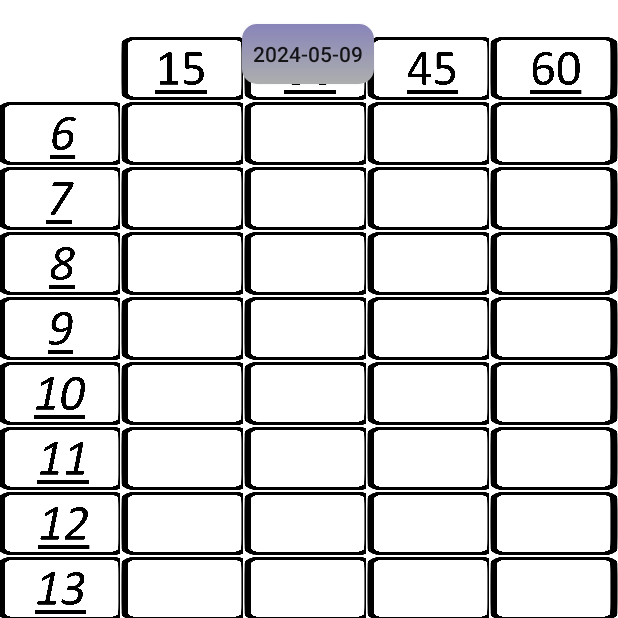
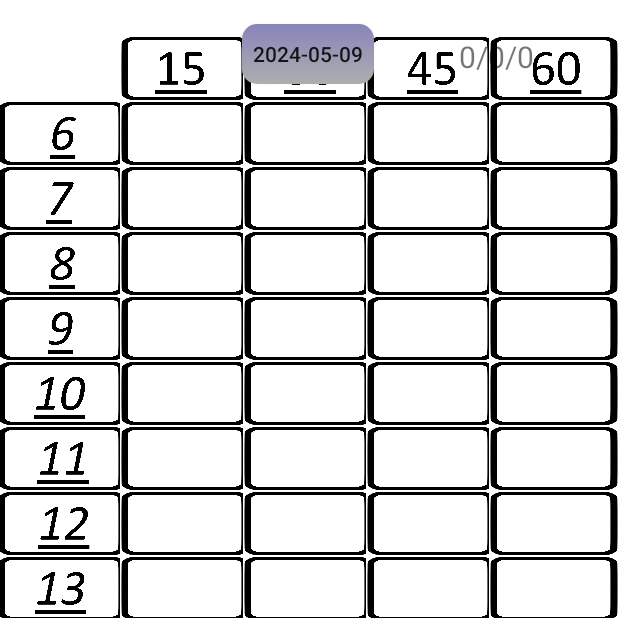
Before and after one commit to hnne2/TimeBloks, an Android app: the screen it shows after launch (MainActivity), on a phone screen of 412 x 824 dp, the top half of it. Run offline under Robolectric (Android 15) with nearby library versions, the phone set to English and light mode, and no system bars; our stand-ins replace Room's generated code.

Commit message:
vers_3.0

```diff
--- a/app/src/main/java/com/example/timeblocks/MainActivity.java
+++ b/app/src/main/java/com/example/timeblocks/MainActivity.java
@@ -34,6 +34,7 @@ public class MainActivity extends AppCompatActivity {
 
     Calendar dateAndTime = Calendar.getInstance();
     Button currentDateTime;
+    TextView statickTextView;
 
     @Override
     protected void onCreate(Bundle savedInstanceState) {
@@ -43,6 +44,7 @@ public class MainActivity extends AppCompatActivity {
 
 
         currentDateTime = findViewById(R.id.SelectData);
+        statickTextView = findViewById(R.id.StatickTextView);
 
         gridview = findViewById(R.id.gridView1);
         setInitialDate();
@@ -51,7 +53,7 @@ public class MainActivity extends AppCompatActivity {
         if ( daysAppDataBase.getDayDao().findByDate(currentDateTime.getText().toString())!=null){
             imageAdapter.mThumbIds=stringToIntArray(daysAppDataBase.getDayDao().findByDate(currentDateTime.getText().toString()).dayInfo);
         }
-
+        statickTextView.setText(getStatick(Arrays.toString(imageAdapter.mThumbIds)));
         gridview.setAdapter(imageAdapter);
         gridview.setOnItemClickListener(gridviewOnItemClickListener);
     }
@@ -61,6 +63,8 @@ public class MainActivity extends AppCompatActivity {
         public void onItemClick(AdapterView<?> parent, View v, int position,
                                 long id) {
         if (position!=0){
+
+
             if (imageAdapter.mThumbIds[position] == R.drawable.pust) {
                 imageAdapter.mThumbIds[position] = R.drawable.gal;
             } else if (imageAdapter.mThumbIds[position] == R.drawable.gal) {
@@ -68,6 +72,7 @@ public class MainActivity extends AppCompatActivity {
             } else if (imageAdapter.mThumbIds[position] == R.drawable.krestik) {
                 imageAdapter.mThumbIds[position] = R.drawable.pust;
             }
+            statickTextView.setText(getStatick(Arrays.toString(imageAdapter.mThumbIds)));
             gridview.setAdapter(imageAdapter);
         }}
     };
@@ -95,6 +100,7 @@ public class MainActivity extends AppCompatActivity {
                     imageAdapter.mThumbIds=new mThumIds().mThumbIds;
                 }else {
                imageAdapter.mThumbIds=stringToIntArray(daysAppDataBase.getDayDao().findByDate(currentDateTime.getText().toString()).dayInfo);}
+                statickTextView.setText(getStatick(Arrays.toString(imageAdapter.mThumbIds)));
               gridview.setAdapter(imageAdapter);
             }
         });
@@ -136,10 +142,38 @@ public class MainActivity extends AppCompatActivity {
     @Override
     protected void onStop() {
         super.onStop();
-        daysAppDataBase.getDayDao().updateDayInfoByDayData(Arrays.toString(imageAdapter.mThumbIds),currentDateTime.getText().toString());
+
+        daysAppDataBase = Room.databaseBuilder(getApplicationContext(),DaysAppDataBase.class,"DaysDB").allowMainThreadQueries().build();
+        if ( daysAppDataBase.getDayDao().findByDate(currentDateTime.getText().toString())==null){
+            Log.e("log","закрылось окно сработал иф");
+            daysAppDataBase.getDayDao().insertAll(new Day(Arrays.toString(imageAdapter.mThumbIds),currentDateTime.getText().toString()));}
+        else {
+            daysAppDataBase.getDayDao().updateDayInfoByDayData(Arrays.toString(imageAdapter.mThumbIds),currentDateTime.getText().toString());
+        }
         Log.e("log","закрылось окно");     }
     public void clearInfo(View v){
         imageAdapter.mThumbIds=new mThumIds().mThumbIds;
         gridview.setAdapter(imageAdapter);
     }
+    public String getStatick(String string){
+        int white=0;
+        int green=0;
+        int red=0;
+        string =removeFirstAndLastChar(string);
+        String[] stringArr = string.split(",");
+
+        for (String word:stringArr
+             ) {
+            if (word.contains("2131165336")) {
+                red++;
+            }
+            if (word.contains("2131165320")) {
+                green++;
+            }
+            if (word.contains("2131165431")) {
+                white++;
+            }
+        }
+        return green+"/"+red+"/"+ white;
+    }
 }
--- a/app/src/main/res/layout/activity_main.xml
+++ b/app/src/main/res/layout/activity_main.xml
@@ -31,5 +31,18 @@
         app:layout_constraintBottom_toBottomOf="parent"
         app:layout_constraintStart_toStartOf="parent"></GridView>
 
+    <TextView
+        android:id="@+id/StatickTextView"
+        android:layout_width="wrap_content"
+        android:layout_height="wrap_content"
+        android:layout_marginTop="24dp"
+        android:text="X/Y/Z"
+        android:textColorHighlight="#191818"
+        android:textSize="20dp"
+        app:layout_constraintEnd_toEndOf="parent"
+        app:layout_constraintHorizontal_bias="0.505"
+        app:layout_constraintStart_toEndOf="@+id/SelectData"
+        app:layout_constraintTop_toTopOf="parent" />
+
 
 </androidx.constraintlayout.widget.ConstraintLayout>
--- a/app/src/main/res/values/themes.xml
+++ b/app/src/main/res/values/themes.xml
@@ -9,6 +9,6 @@
     <style name="AppTheme" parent="Theme.MaterialComponents.Light.NoActionBar">
         ...
         <item name="android:navigationBarColor">@android:color/transparent</item>
-        <item name="android:statusBarColor">@android:color/transparent</item>
+        <item name="android:statusBarColor">?attr/colorPrimaryVariant</item>
     </style>
 </resources>
```
